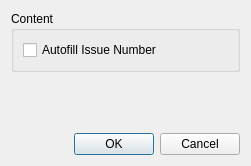
Before: the Qt Designer form settingsdialog.ui in switch625/commitpad, drawn with Qt 5.
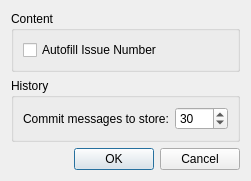
After: the same form once the commit is applied.

What changed in the file:
```diff
--- a/settingsdialog.ui
+++ b/settingsdialog.ui
@@ -30,6 +30,35 @@
      </layout>
     </widget>
    </item>
+   <item>
+    <widget class="QGroupBox" name="contentGroupBox_2">
+     <property name="title">
+      <string>History</string>
+     </property>
+     <layout class="QHBoxLayout" name="horizontalLayout">
+      <item>
+       <widget class="QLabel" name="commitHistorySizeLabel">
+        <property name="text">
+         <string>Commit messages to store:</string>
+        </property>
+       </widget>
+      </item>
+      <item>
+       <widget class="QSpinBox" name="commitHistorySizeSpinBox">
+        <property name="maximum">
+         <number>500</number>
+        </property>
+        <property name="singleStep">
+         <number>5</number>
+        </property>
+        <property name="value">
+         <number>30</number>
+        </property>
+       </widget>
+      </item>
+     </layout>
+    </widget>
+   </item>
    <item>
     <spacer name="verticalSpacer">
      <property name="orientation">
```
